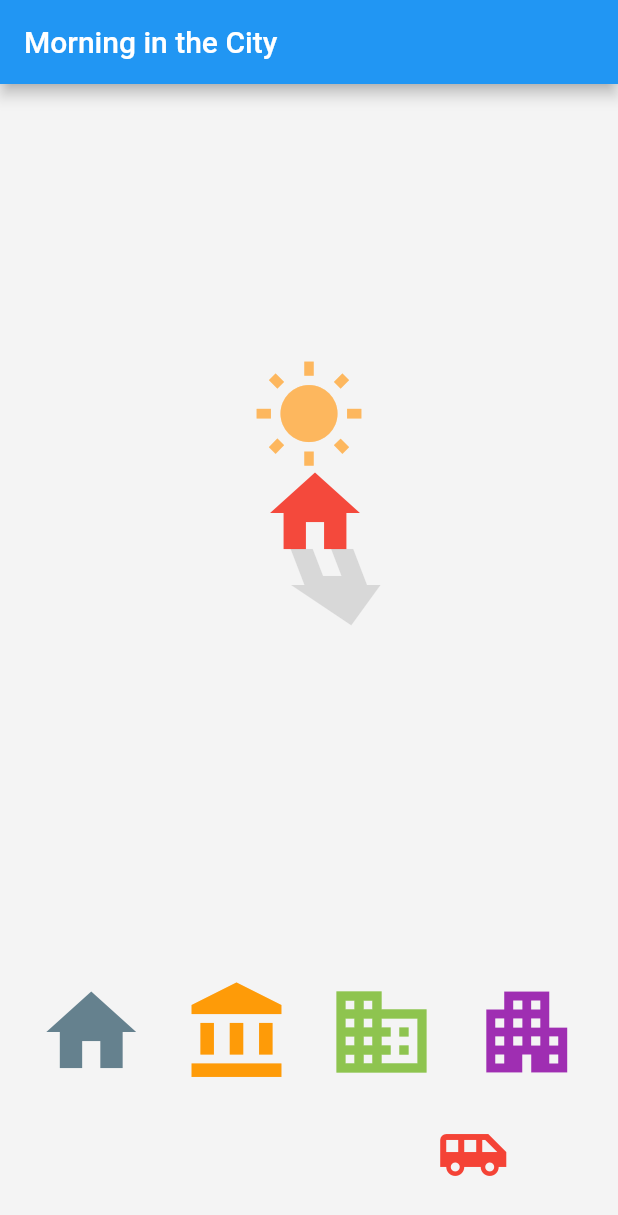
After one commit to androideen/awesome_flutter_animation, a Flutter app: the CityMorningPage screen opened directly, on a phone screen of 412 x 824 dp. The commit adds this screen. Shown: the top 1215 px of the screen. Run offline on Flutter 3.47's test engine with Material 2 defaults, Android fonts, the phone set to English and light mode, and no system bars; our stand-ins replace convex_bottom_bar, liquid_swipe, simple_animations, supercharged; missing offline and left inert: animated_widgets; network calls fail.

Commit message:
add Morning in the city animation

```diff
--- /dev/null
+++ b/lib/screens/custom/screen_rising_sun.dart
@@ -0,0 +1,297 @@
+import 'package:animated_widgets/animated_widgets.dart';
+import 'package:awesome/widgets/appbar.dart';
+import 'package:flutter/cupertino.dart';
+import 'package:flutter/material.dart';
+import 'dart:math' as math;
+
+class CityMorningPage extends StatefulWidget {
+  @override
+  _CityMorningPageState createState() => _CityMorningPageState();
+}
+
+class _CityMorningPageState extends State<CityMorningPage>
+    with TickerProviderStateMixin {
+  AnimationController _controller;
+  AnimationController _controllerAfter;
+  Animation<double> _sunSize;
+  Animation<double> _sunPosition;
+  Animation<double> _sunOpacity;
+  Animation<double> _cloudOpacity;
+  Animation<double> _cityOpacity;
+  Animation<double> _cityShadowOpacity;
+  Animation<double> _skyOpacity;
+  Animation<double> _carPosition;
+  Animation<double> _carLight;
+  bool _completed = false;
+  Duration _duration = Duration(seconds: 3);
+  Duration _durationAfter = Duration(seconds: 5);
+
+  @override
+  void initState() {
+    _controller = AnimationController(vsync: this, duration: _duration);
+    _controllerAfter =
+        AnimationController(vsync: this, duration: _durationAfter);
+
+    //sun
+    _sunSize = Tween(begin: 96.0, end: 72.0).animate(
+      CurvedAnimation(
+        parent: _controller,
+        curve: Interval(0.5, 0.75, curve: Curves.ease),
+      ),
+    );
+    _sunPosition = Tween(begin: 250.0, end: 100.0).animate(
+      CurvedAnimation(
+        parent: _controller,
+        curve: Interval(0.5, 1, curve: Curves.ease),
+      ),
+    );
+    _sunOpacity = Tween(begin: 0.0, end: 1.0).animate(
+      CurvedAnimation(
+        parent: _controller,
+        curve: Interval(0.5, 0.75, curve: Curves.ease),
+      ),
+    );
+    //cloud
+    _cloudOpacity = Tween(begin: 0.0, end: 1.0).animate(
+      CurvedAnimation(
+        parent: _controller,
+        curve: Interval(0.75, 1, curve: Curves.ease),
+      ),
+    );
+    //sky
+    _skyOpacity = Tween(begin: 0.75, end: 0.0).animate(
+      CurvedAnimation(
+        parent: _controller,
+        curve: Interval(0.25, 0.75, curve: Curves.ease),
+      ),
+    );
+    //city
+    _cityOpacity = Tween(begin: 0.0, end: 1.0).animate(
+      CurvedAnimation(
+        parent: _controller,
+        curve: Interval(0.25, 0.75, curve: Curves.ease),
+      ),
+    );
+    //city - shadow
+    _cityShadowOpacity = Tween(begin: 0.0, end: 0.25).animate(
+      CurvedAnimation(
+        parent: _controller,
+        curve: Interval(0.5, 1, curve: Curves.ease),
+      ),
+    );
+
+    //car
+    _carPosition = Tween(begin: -100.0, end: 500.0).animate(
+      CurvedAnimation(
+        parent: _controllerAfter,
+        curve: Interval(0.0, 1, curve: Curves.ease),
+      ),
+    );
+    _carLight = Tween(begin: 1.0, end: 0.0).animate(
+      CurvedAnimation(
+        parent: _controllerAfter,
+        curve: Interval(0.0, 0.4, curve: Curves.ease),
+      ),
+    );
+
+    _controller.addStatusListener((status) {
+      if (AnimationStatus.completed == status) {
+        _completed = true;
+        //setState after completing to display Floating Button
+        setState(() {});
+      } else {
+        _completed = false;
+      }
+    });
+    _controller.forward();
+    _controllerAfter.forward();
+
+    super.initState();
+  }
+
+  @override
+  Widget build(BuildContext context) {
+    return Scaffold(
+      appBar: MainAppBar(title: 'Morning in the City'),
+      body: AnimatedBuilder(
+        animation: _controller,
+        builder: (BuildContext context, Widget child) {
+          return Stack(
+            children: [
+              Positioned(
+                top: 0,
+                left: 0,
+                child: Opacity(
+                  opacity: _skyOpacity.value,
+                  child: Container(
+                    width: MediaQuery.of(context).size.width,
+                    height: MediaQuery.of(context).size.height,
+                    color: Colors.black,
+                  ),
+                ),
+              ),
+              Positioned(
+                  top: 140,
+                  left: MediaQuery.of(context).size.width / 2 - 50,
+                  child: Opacity(
+                      opacity: _cloudOpacity.value,
+                      child: Container(
+                        width: 200,
+                        height: 100,
+                        child: Stack(
+                          children: [
+                            Positioned(
+                              top: 0,
+                              left: 0,
+                              child: Icon(
+                                Icons.cloud,
+                                size: 48.0,
+                                color: Colors.lightBlueAccent,
+                              ),
+                            ),
+                            Positioned(
+                              top: 0,
+                              left: 70,
+                              child: Icon(
+                                Icons.cloud,
+                                size: 48.0,
+                                color: Colors.blue,
+                              ),
+                            ),
+                            Positioned(
+                              top: 10,
+                              left: 50,
+                              child: Icon(
+                                Icons.cloud,
+                                size: 48.0,
+                                color: Colors.blueAccent,
+                              ),
+                            ),
+                          ],
+                        ),
+                      ))),
+              Positioned(
+                  top: 250,
+                  left: MediaQuery.of(context).size.width / 2 - 32,
+                  child: Opacity(
+                    opacity: _cityOpacity.value,
+                    child: Icon(
+                      Icons.home,
+                      size: 72,
+                      color: Colors.red,
+                    ),
+                  )),
+              Positioned(
+                  top: 298,
+                  left: MediaQuery.of(context).size.width / 2 - 32,
+                  child: Transform(
+                    transform: Matrix4.skewX(1 - _controller.value),
+                    child: Opacity(
+                      opacity: _cityShadowOpacity.value,
+                      child: Transform(
+                        alignment: Alignment.center,
+                        transform: Matrix4.rotationX(math.pi),
+                        child: Icon(
+                          Icons.home,
+                          size: 72,
+                          color: Colors.black,
+                        ),
+                      ),
+                    ),
+                  )),
+              Positioned(
+                bottom: 100,
+                left: 0,
+                child: Opacity(
+                  opacity: _cityOpacity.value,
+                  child: Container(
+                    width: MediaQuery.of(context).size.width,
+                    child: Row(
+                      mainAxisAlignment: MainAxisAlignment.spaceEvenly,
+                      children: [
+                        Icon(
+                          Icons.home,
+                          size: 72,
+                          color: Colors.blueGrey,
+                        ),
+                        Icon(
+                          Icons.account_balance,
+                          size: 72,
+                          color: Colors.orange,
+                        ),
+                        Icon(
+                          Icons.business,
+                          size: 72,
+                          color: Colors.lightGreen,
+                        ),
+                        Icon(
+                          Icons.apartment,
+                          size: 72,
+                          color: Colors.purple,
+                        ),
+                      ],
+                    ),
+                  ),
+                ),
+              ),
+              Positioned(
+                bottom: 30,
+                left: 0,
+                child: Transform.translate(
+                  offset: Offset(_carPosition.value, 0),
+                  child: Row(
+                    children: [
+                      Icon(
+                        Icons.airport_shuttle,
+                        size: 48,
+                        color: Colors.red,
+                      ),
+                      Opacity(
+                        opacity: _carLight.value,
+                        child: Container(
+                          width: 30,
+                          height: 3,
+                          color: Colors.yellow,
+                        ),
+                      )
+                    ],
+                  ),
+                ),
+              ),
+              Positioned(
+                top: _sunPosition.value,
+                left: MediaQuery.of(context).size.width / 2 - _sunSize.value / 2,
+                child: Opacity(
+                  opacity: _sunOpacity.value,
+                  child: Icon(
+                    Icons.wb_sunny,
+                    size: _sunSize.value,
+                    color: Colors.orangeAccent,
+                  ),
+                ),
+              ),
+            ],
+          );
+        },
+      ),
+      floatingActionButton: _completed
+          ? FloatingActionButton(
+              onPressed: () {
+                Navigator.pushReplacement(
+                  context,
+                  MaterialPageRoute(builder: (context) => CityMorningPage()),
+                );
+              },
+              child: Icon(Icons.refresh),
+            )
+          : null,
+    );
+  }
+
+  @override
+  void dispose() {
+    _controller.dispose();
+    _controllerAfter.dispose();
+    super.dispose();
+  }
+}
--- a/lib/screens/screen_animated_widgets.dart
+++ b/lib/screens/screen_animated_widgets.dart
@@ -10,18 +10,18 @@ class AnimatedWidgetsPage extends StatefulWidget {
 
 class _AnimatedWidgetsPageState extends State<AnimatedWidgetsPage> {
   bool _play = false;
-  String fbtnText = '>>';
+  IconData _fbIcon = Icons.navigate_next;
 
   @override
   Widget build(BuildContext context) {
     return Scaffold(
       appBar: MainAppBar(title: 'animated_widgets'),
       floatingActionButton: FloatingActionButton(
-        child: Text(fbtnText),
+        child: Icon(_fbIcon),
         onPressed: () {
           setState(() {
             _play = !_play;
-            fbtnText = !_play ? '>>' : '<<';
+            _fbIcon = !_play ? Icons.navigate_next : Icons.navigate_before;
           });
         },
       ),
--- a/lib/screens/screen_home.dart
+++ b/lib/screens/screen_home.dart
@@ -1,6 +1,7 @@
 import 'package:awesome/constants/app.dart';
 import 'package:awesome/screens/basic/screen_animation_page.dart';
 import 'package:awesome/screens/custom/screen_accordion.dart';
+import 'package:awesome/screens/custom/screen_rising_sun.dart';
 import 'package:awesome/screens/screen_animated_widgets.dart';
 import 'package:awesome/screens/screen_liquid_swipe.dart';
 
@@ -93,7 +94,8 @@ class _HomePageState extends State<HomePage> {
               _page([
                 Header(text: 'Custom Animations'),
                 _customAnimationButton(context, 'Accordion', (context) => AccordionPage()),
-                _customAnimationButton(context, 'Stacked Menu', (context) => StackedMenuPage())
+                _customAnimationButton(context, 'Stacked Menu', (context) => StackedMenuPage()),
+                _customAnimationButton(context, 'Morning in the City', (context) => CityMorningPage())
               ]),
             ],
           ))),
```
Also changed, not shown: pubspec.lock.
